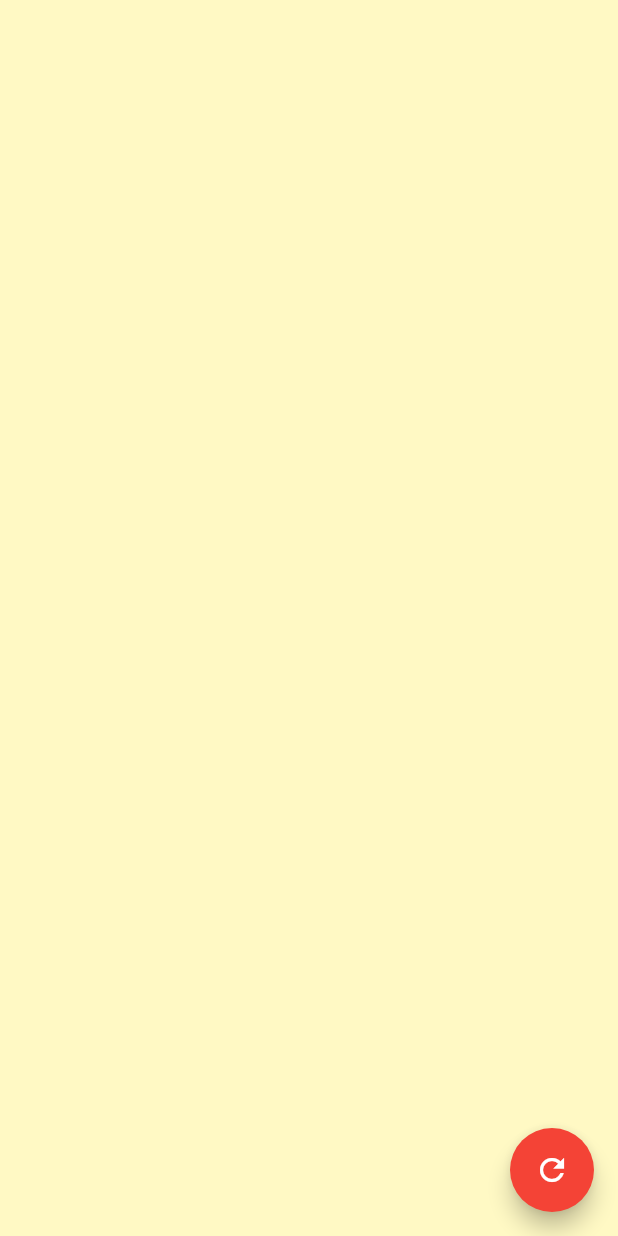
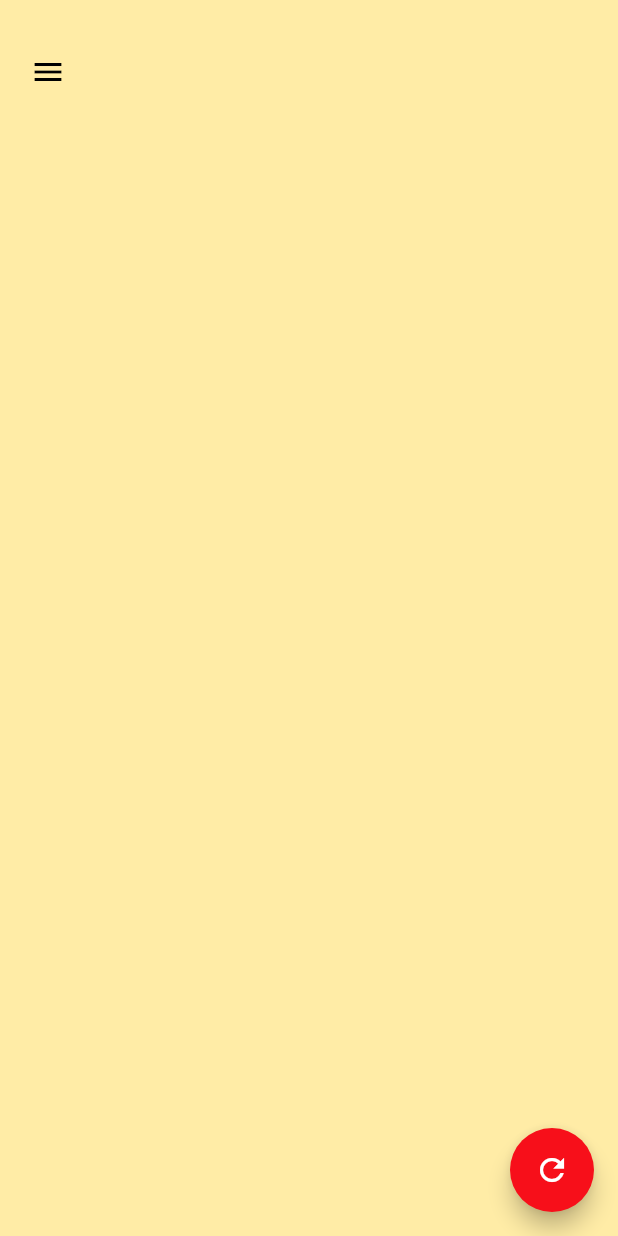
Before and after one commit to AadumKhor/sketching-app, a Flutter app: the screen it shows after launch, on a phone screen of 412 x 824 dp. Run offline on Flutter 3.47's test engine with Material 2 defaults, Android fonts, the phone set to English and light mode, and no system bars.

Commit message:
Refactor done

```diff
--- a/lib/main.dart
+++ b/lib/main.dart
@@ -1,5 +1,5 @@
 import 'package:flutter/material.dart';
-import 'package:sketching/sketcher.dart';
+import 'package:sketching/screens/index.dart';
 
 // Sketching app for Flutter!
 void main() => runApp(const MyApp());
@@ -13,75 +13,7 @@ class MyApp extends StatelessWidget {
       title: 'Sketching App',
       theme: ThemeData(primarySwatch: Colors.deepPurple),
       debugShowCheckedModeBanner: false,
-      home: const MyHomePage(),
+      home: const SketchingScreen(),
     );
   }
 }
-
-class MyHomePage extends StatefulWidget {
-  const MyHomePage({Key? key}) : super(key: key);
-
-  @override
-  _MyHomePageState createState() => _MyHomePageState();
-}
-
-class _MyHomePageState extends State<MyHomePage> {
-  List<Offset?> points = <Offset?>[];
-
-  @override
-  Widget build(BuildContext context) {
-    return Scaffold(
-      /// For future blogs, the Stack widget is suitable xD
-      body: Stack(
-        children: [sketchArea()],
-      ),
-      floatingActionButton: FloatingActionButton(
-        backgroundColor: Colors.red,
-        child: const Icon(Icons.refresh),
-        tooltip: 'Clear Screen',
-        onPressed: () {
-          setState(() {
-            points = [];
-          });
-        },
-      ),
-    );
-  }
-
-  /// Best to have this as a separate widget, but for the purpose of keeping things simple this
-  /// is kept here.
-  GestureDetector sketchArea() {
-    return GestureDetector(
-      onPanUpdate: (DragUpdateDetails details) {
-        RenderBox box = context.findRenderObject() as RenderBox;
-        Offset point = box.globalToLocal(details.globalPosition);
-        setState(() {
-          points = List.from(points)..add(point);
-        });
-      },
-      onPanEnd: (DragEndDetails details) {
-        points.add(null);
-      },
-
-      /// This method can be uncommented if each time you draw you would want to
-      /// start a new drawing. This will reset the `points` array.
-      ///
-      // onPanStart: (DragStartDetails details) {
-      //   RenderBox box = context.findRenderObject() as RenderBox;
-      //   Offset point = box.globalToLocal(details.globalPosition);
-      //   setState(() {
-      //     points = [point];
-      //   });
-      // },
-      child: RepaintBoundary(
-        child: Container(
-            width: MediaQuery.of(context).size.width,
-            height: MediaQuery.of(context).size.height,
-            color: Colors.yellow[100],
-            child: CustomPaint(
-              painter: Sketcher(points),
-            )),
-      ),
-    );
-  }
-}
--- /dev/null
+++ b/lib/screens/index.dart
@@ -0,0 +1 @@
+export './sketching_screen.dart';
--- /dev/null
+++ b/lib/screens/sketching_screen.dart
@@ -0,0 +1,121 @@
+import 'package:flutter/material.dart';
+import 'package:sketching/utils/index.dart';
+import 'package:sketching/widgets/index.dart';
+
+class SketchingScreen extends StatefulWidget {
+  const SketchingScreen({Key? key}) : super(key: key);
+
+  @override
+  _SketchingScreenState createState() => _SketchingScreenState();
+}
+
+class _SketchingScreenState extends State<SketchingScreen>
+    implements SketchingMethods {
+  late List<Offset?> points;
+
+  @override
+  void onPanUpdate(DragUpdateDetails details) {
+    RenderBox box = context.findRenderObject() as RenderBox;
+    Offset point = box.globalToLocal(details.globalPosition);
+    setState(() {
+      points = List.from(points)..add(point);
+    });
+  }
+
+  @override
+  void onPanEnd(DragEndDetails details) {
+    points.add(null);
+  }
+
+  @override
+  void onPanStart(DragStartDetails details) {
+    RenderBox box = context.findRenderObject() as RenderBox;
+    Offset point = box.globalToLocal(details.globalPosition);
+    setState(() {
+      points = [point];
+    });
+  }
+
+  @override
+  void initState() {
+    super.initState();
+    points = [];
+  }
+
+  @override
+  void dispose() {
+    super.dispose();
+    points.clear();
+  }
+
+  @override
+  Widget build(BuildContext context) {
+    return Scaffold(
+      /// For future blogs, the Stack widget is suitable xD
+      body: Stack(
+        alignment: Alignment.center,
+        children: [
+          SketchingArea(
+            onPanEnd: onPanEnd,
+            onPanStart: onPanStart,
+            onPanUpdate: onPanUpdate,
+            points: points,
+          ),
+          Align(
+            alignment: Alignment.topLeft,
+            child: Padding(
+              padding: const EdgeInsets.only(top: 24.0, left: 8.0),
+              child: IconButton(
+                  onPressed: () {},
+                  icon: const Icon(Icons.menu, color: Colors.black)),
+            ),
+          ),
+        ],
+      ),
+      drawer: Drawer(
+        elevation: 5.0,
+        backgroundColor: Colors.transparent,
+        child: ListView(
+          // Important: Remove any padding from the ListView.
+          padding: EdgeInsets.zero,
+          children: [
+            const DrawerHeader(
+              decoration: BoxDecoration(
+                color: SketchingColors.blue,
+              ),
+              child: Text('Drawer Header'),
+            ),
+            ListTile(
+              title: const Text('Item 1'),
+              onTap: () {
+                // Update the state of the app
+                // ...
+                // Then close the drawer
+                Navigator.pop(context);
+              },
+            ),
+            ListTile(
+              title: const Text('Item 2'),
+              onTap: () {
+                // Update the state of the app
+                // ...
+                // Then close the drawer
+                Navigator.pop(context);
+              },
+            ),
+          ],
+        ),
+      ),
+      floatingActionButton: FloatingActionButton(
+        backgroundColor: SketchingColors.red,
+        child: const Icon(Icons.refresh),
+        tooltip: 'Clear Screen',
+        onPressed: () {
+          setState(() {
+            points = [];
+          });
+        },
+      ),
+    );
+  }
+}
--- /dev/null
+++ b/lib/utils/index.dart
@@ -0,0 +1,2 @@
+export './sketching_methods.dart';
+export './sketching_colors.dart';
--- /dev/null
+++ b/lib/utils/sketching_colors.dart
@@ -0,0 +1,18 @@
+import 'package:flutter/material.dart';
+
+class SketchingColors {
+  static const backgroundDefault = Color(0xffffeca6);
+  static const backgroundBlue = Color(0xffa4c2f4);
+  static const backgroundGreen = Color(0xffb1fcc5);
+  static const backgroundGrey = Color(0xffdcdedc);
+  static const backgroundPink = Color(0xfffacaf5);
+  static const backgroundOrange = Color(0xffffe9b5);
+
+  // Palette colors
+  static const red = Color(0xfff70f1a);
+  static const blue = Color(0xff0c0ced);
+  static const green = Color(0xff17f00c);
+  static const orange = Color(0xffff9a17);
+  static const black = Color(0xff000000);
+  static const white = Color(0xffFFFFFF);
+}
--- /dev/null
+++ b/lib/utils/sketching_methods.dart
@@ -0,0 +1,7 @@
+import 'package:flutter/material.dart';
+
+abstract class SketchingMethods {
+  void onPanUpdate(DragUpdateDetails details);
+  void onPanEnd(DragEndDetails details);
+  void onPanStart(DragStartDetails details);
+}
--- /dev/null
+++ b/lib/widgets/index.dart
@@ -0,0 +1,2 @@
+export './sketcher.dart';
+export './sketching_area.dart';
--- /dev/null
+++ b/lib/widgets/sketching_area.dart
@@ -0,0 +1,42 @@
+import 'package:flutter/material.dart';
+import 'package:sketching/utils/index.dart';
+import 'package:sketching/widgets/sketcher.dart';
+
+class SketchingArea extends StatelessWidget {
+  final List<Offset?> points;
+  final PanUpdate onPanUpdate;
+  final PanEnd onPanEnd;
+  final PanStart onPanStart;
+  final Color? backgroundColor;
+
+  const SketchingArea(
+      {Key? key,
+      this.backgroundColor = SketchingColors.backgroundDefault,
+      required this.onPanEnd,
+      required this.onPanStart,
+      required this.onPanUpdate,
+      required this.points})
+      : super(key: key);
+
+  @override
+  Widget build(BuildContext context) {
+    return GestureDetector(
+      onPanUpdate: (DragUpdateDetails details) => onPanUpdate(details),
+      onPanEnd: (DragEndDetails details) => onPanEnd(details),
+      onPanStart: (DragStartDetails details) => onPanStart(details),
+      child: RepaintBoundary(
+        child: Container(
+            width: MediaQuery.of(context).size.width,
+            height: MediaQuery.of(context).size.height,
+            color: backgroundColor,
+            child: CustomPaint(
+              painter: Sketcher(points),
+            )),
+      ),
+    );
+  }
+}
+
+typedef PanUpdate = void Function(DragUpdateDetails details);
+typedef PanEnd = void Function(DragEndDetails details);
+typedef PanStart = void Function(DragStartDetails details);
```
Also changed, not shown: lib/widgets/sketcher.dart (renamed from lib/sketcher.dart).
